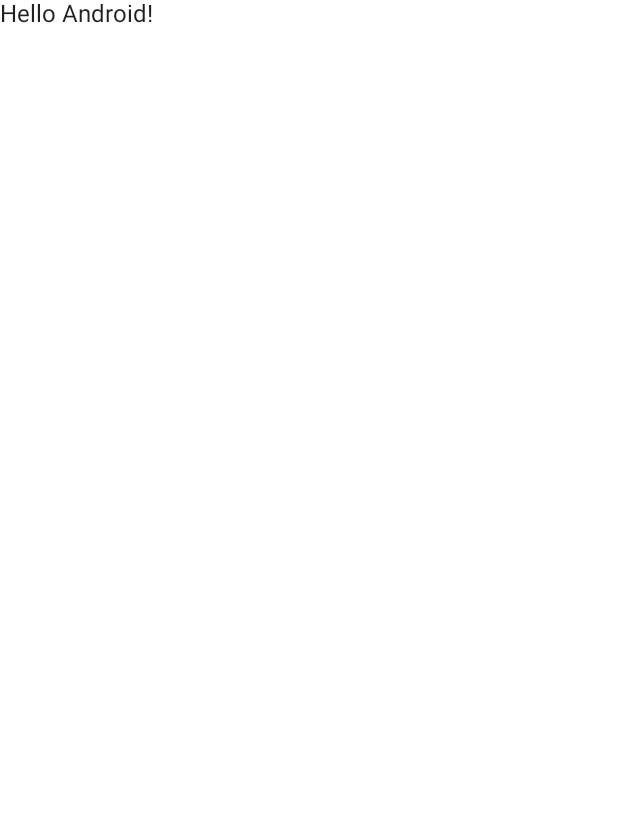
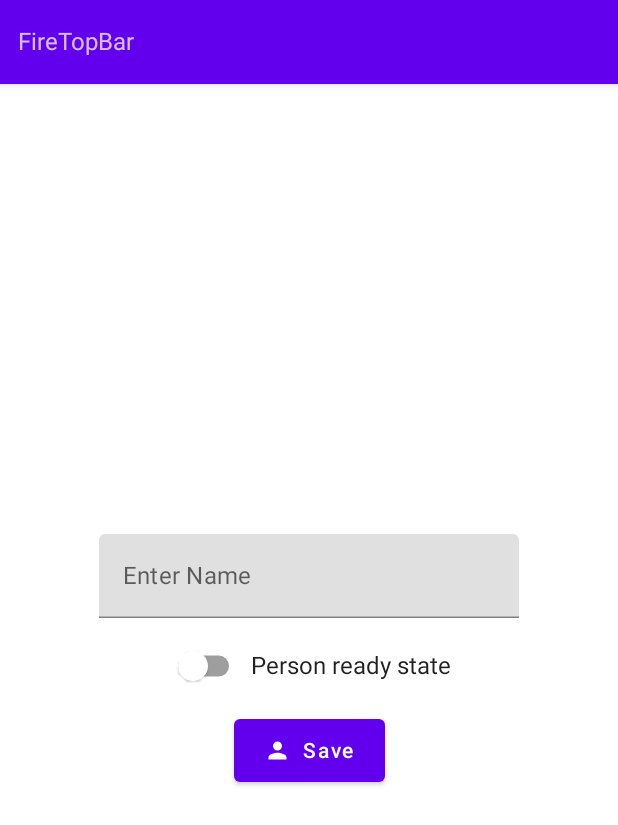
Before and after one commit to aleh-god/firebase-firestore-learn, an Android app built with Jetpack Compose: the screen it shows after launch (MainActivity), on a phone screen of 412 x 824 dp. Before the commit the part shown is almost empty. Shown: the top 825 px of the screen. Run offline under Robolectric (Android 15) with nearby library versions, the phone set to English and light mode, and no system bars; our stand-ins replace Dagger/Hilt's generated code, Firebase (no records; nobody signed in at launch, a user with empty details on screens opened directly).

Commit message:
add: First lesson - Uploading Data .

```diff
--- a/app/src/main/java/by/godevelopment/firebasefirestorelearn/MainActivity.kt
+++ b/app/src/main/java/by/godevelopment/firebasefirestorelearn/MainActivity.kt
@@ -3,43 +3,53 @@ package by.godevelopment.firebasefirestorelearn
 import android.os.Bundle
 import androidx.activity.ComponentActivity
 import androidx.activity.compose.setContent
+import androidx.activity.viewModels
 import androidx.compose.foundation.layout.fillMaxSize
-import androidx.compose.material.MaterialTheme
-import androidx.compose.material.Surface
+import androidx.compose.foundation.layout.padding
+import androidx.compose.material.Scaffold
 import androidx.compose.material.Text
-import androidx.compose.runtime.Composable
+import androidx.compose.material.TopAppBar
+import androidx.compose.material.rememberScaffoldState
 import androidx.compose.ui.Modifier
-import androidx.compose.ui.tooling.preview.Preview
+import androidx.compose.ui.unit.dp
+import by.godevelopment.firebasefirestorelearn.ui.MainViewModel
+import by.godevelopment.firebasefirestorelearn.ui.screens.main.MainScreen
 import by.godevelopment.firebasefirestorelearn.ui.theme.FirebaseFirestoreLearnTheme
 import dagger.hilt.android.AndroidEntryPoint
 
 @AndroidEntryPoint
 class MainActivity : ComponentActivity() {
+
+    private val viewModel: MainViewModel by viewModels()
+
     override fun onCreate(savedInstanceState: Bundle?) {
         super.onCreate(savedInstanceState)
+        setupUI()
+    }
+
+    private fun setupUI() {
         setContent {
             FirebaseFirestoreLearnTheme {
-                // A surface container using the 'background' color from the theme
-                Surface(
+                val scaffoldState = rememberScaffoldState()
+                Scaffold(
                     modifier = Modifier.fillMaxSize(),
-                    color = MaterialTheme.colors.background
-                ) {
-                    Greeting("Android")
+                    scaffoldState = scaffoldState,
+                    topBar = {
+                        TopAppBar {
+                            Text(
+                                modifier = Modifier.padding(start = 8.dp),
+                                text = "FireTopBar"
+                            )
+                        }
+                    }
+                ) { contentPadding ->
+                    MainScreen(
+                        scaffoldState = scaffoldState,
+                        contentPadding = contentPadding,
+                        viewModel = viewModel
+                    )
                 }
             }
         }
     }
 }
-
-@Composable
-fun Greeting(name: String) {
-    Text(text = "Hello $name!")
-}
-
-@Preview(showBackground = true)
-@Composable
-fun DefaultPreview() {
-    FirebaseFirestoreLearnTheme {
-        Greeting("Android")
-    }
-}
--- /dev/null
+++ b/app/src/main/java/by/godevelopment/firebasefirestorelearn/data/sources/FireStoreSource.kt
@@ -0,0 +1,33 @@
+package by.godevelopment.firebasefirestorelearn.data.sources
+
+import by.godevelopment.firebasefirestorelearn.domain.models.FireStoreResult
+import by.godevelopment.firebasefirestorelearn.domain.models.Person
+import com.google.firebase.firestore.ktx.firestore
+import com.google.firebase.ktx.Firebase
+import kotlinx.coroutines.tasks.await
+import javax.inject.Inject
+
+interface FireStoreSourceBehavior {
+
+    suspend fun savePerson(input: Person): FireStoreResult<Unit>
+
+    class BaseImpl @Inject constructor() : FireStoreSourceBehavior {
+
+        private val personCollectionRef = Firebase.firestore.collection(COLLECTION_NAME)
+
+        override suspend fun savePerson(input: Person): FireStoreResult<Unit> {
+            return try {
+                personCollectionRef.add(input).await()
+                FireStoreResult.Success(Unit)
+            } catch (e: Exception) {
+                FireStoreResult.Error(
+                    message = e.message.toString()
+                )
+            }
+        }
+
+        companion object {
+            private val COLLECTION_NAME = "persons"
+        }
+    }
+}
--- /dev/null
+++ b/app/src/main/java/by/godevelopment/firebasefirestorelearn/di/DispatcherModule.kt
@@ -0,0 +1,37 @@
+package by.godevelopment.firebasefirestorelearn.di
+
+import dagger.Module
+import dagger.Provides
+import dagger.hilt.InstallIn
+import dagger.hilt.components.SingletonComponent
+import kotlinx.coroutines.CoroutineDispatcher
+import kotlinx.coroutines.Dispatchers
+import javax.inject.Qualifier
+
+@Module
+@InstallIn(SingletonComponent::class)
+object DispatcherModule {
+    @DefaultDispatcher
+    @Provides
+    fun providesDefaultDispatcher(): CoroutineDispatcher = Dispatchers.Default
+
+    @IoDispatcher
+    @Provides
+    fun providesIoDispatcher(): CoroutineDispatcher = Dispatchers.IO
+
+    @MainDispatcher
+    @Provides
+    fun providesMainDispatcher(): CoroutineDispatcher = Dispatchers.Main
+}
+
+@Retention(AnnotationRetention.BINARY)
+@Qualifier
+annotation class DefaultDispatcher
+
+@Retention(AnnotationRetention.BINARY)
+@Qualifier
+annotation class IoDispatcher
+
+@Retention(AnnotationRetention.BINARY)
+@Qualifier
+annotation class MainDispatcher
--- /dev/null
+++ b/app/src/main/java/by/godevelopment/firebasefirestorelearn/domain/models/Person.kt
@@ -0,0 +1,6 @@
+package by.godevelopment.firebasefirestorelearn.domain.models
+
+data class Person(
+    val name: String,
+    val isReady: Boolean = false
+)
--- /dev/null
+++ b/app/src/main/java/by/godevelopment/firebasefirestorelearn/ui/MainViewModel.kt
@@ -0,0 +1,111 @@
+package by.godevelopment.firebasefirestorelearn.ui
+
+import android.util.Log
+import androidx.compose.runtime.getValue
+import androidx.compose.runtime.mutableStateOf
+import androidx.compose.runtime.setValue
+import androidx.lifecycle.ViewModel
+import androidx.lifecycle.viewModelScope
+import by.godevelopment.firebasefirestorelearn.R
+import by.godevelopment.firebasefirestorelearn.data.sources.FireStoreSourceBehavior
+import by.godevelopment.firebasefirestorelearn.di.IoDispatcher
+import by.godevelopment.firebasefirestorelearn.domain.models.FireStoreResult
+import by.godevelopment.firebasefirestorelearn.domain.models.Person
+import by.godevelopment.firebasefirestorelearn.domain.models.UiText
+import by.godevelopment.firebasefirestorelearn.ui.screens.main.MainUiEvent
+import by.godevelopment.firebasefirestorelearn.ui.screens.main.MainUserEvent
+import dagger.hilt.android.lifecycle.HiltViewModel
+import kotlinx.coroutines.CoroutineDispatcher
+import kotlinx.coroutines.channels.Channel
+import kotlinx.coroutines.flow.Flow
+import kotlinx.coroutines.flow.receiveAsFlow
+import kotlinx.coroutines.launch
+import kotlinx.coroutines.withContext
+import javax.inject.Inject
+
+@HiltViewModel
+class MainViewModel @Inject constructor(
+    private val fireStoreSourceBehavior: FireStoreSourceBehavior,
+    @IoDispatcher private val ioDispatcher: CoroutineDispatcher
+) : ViewModel() {
+
+    var uiState by mutableStateOf(UiState())
+        private set
+
+    private val _mainUiEvent = Channel<MainUiEvent>()
+    val mainUiEvent: Flow<MainUiEvent> = _mainUiEvent.receiveAsFlow()
+
+    fun onEvent(event: MainUserEvent) {
+        when (event) {
+            is MainUserEvent.OnNameChanged -> {
+                uiState = uiState.copy(
+                    name = event.name,
+                    hasError = false
+                )
+            }
+            is MainUserEvent.PersonReadyStateChanged -> {
+                uiState = uiState.copy(isReady = !uiState.isReady)
+            }
+            MainUserEvent.OnSavePersonClick -> {
+                if (nameIsValid()) savePerson()
+                else {
+                    Log.i("TAG#MainViewModel", "else -> $uiState.name")
+                    viewModelScope.launch {
+                        _mainUiEvent.send(
+                            MainUiEvent.ShowSnackbar(
+                                UiText.DynamicString(
+                                    text = "Name is not validated"
+                                )
+                            )
+                        )
+                    }
+                }
+            }
+        }
+    }
+
+    private fun savePerson() {
+        Log.i("TAG#MainViewModel", "savePerson")
+        viewModelScope.launch {
+            withContext(ioDispatcher) {
+                uiState = uiState.copy(isProcessing = true)
+                val result = fireStoreSourceBehavior.savePerson(
+                    Person(
+                        name = uiState.name,
+                        isReady = uiState.isReady
+                    )
+                )
+                uiState = uiState.copy(isProcessing = false)
+                _mainUiEvent.send(
+                    MainUiEvent.ShowSnackbar(
+                        UiText.StringResource(
+                            resId = when (result) {
+                                is FireStoreResult.Error -> {
+                                    Log.i("TAG#MainViewModel", "Error -> ${result.message}")
+                                    R.string.message_error_save_person
+                                }
+                                is FireStoreResult.Success -> {
+                                    Log.i("TAG#MainViewModel", "FireStoreResult.Success")
+                                    R.string.message_success_save_person
+                                }
+                            }
+                        )
+                    )
+                )
+            }
+        }
+    }
+
+    private fun nameIsValid(): Boolean {
+        return (uiState.name.length in 3..10).also {
+            uiState = uiState.copy(hasError = !it)
+        }
+    }
+
+    data class UiState(
+        val name: String = "",
+        val isReady: Boolean = false,
+        val isProcessing: Boolean = false,
+        val hasError: Boolean = false
+    )
+}
--- /dev/null
+++ b/app/src/main/java/by/godevelopment/firebasefirestorelearn/ui/screens/main/MainScreen.kt
@@ -0,0 +1,116 @@
+package by.godevelopment.firebasefirestorelearn.ui.screens.main
+
+import androidx.compose.foundation.layout.*
+import androidx.compose.foundation.text.KeyboardActions
+import androidx.compose.foundation.text.KeyboardOptions
+import androidx.compose.material.*
+import androidx.compose.material.icons.Icons
+import androidx.compose.material.icons.filled.Person
+import androidx.compose.runtime.*
+import androidx.compose.ui.Alignment
+import androidx.compose.ui.ExperimentalComposeUiApi
+import androidx.compose.ui.Modifier
+import androidx.compose.ui.platform.LocalContext
+import androidx.compose.ui.platform.LocalSoftwareKeyboardController
+import androidx.compose.ui.res.stringResource
+import androidx.compose.ui.text.input.ImeAction
+import androidx.compose.ui.unit.dp
+import by.godevelopment.firebasefirestorelearn.R
+import by.godevelopment.firebasefirestorelearn.ui.MainViewModel
+
+@OptIn(ExperimentalComposeUiApi::class)
+@Composable
+fun MainScreen(
+    scaffoldState: ScaffoldState,
+    contentPadding: PaddingValues,
+    viewModel: MainViewModel
+) {
+    val context = LocalContext.current
+    val keyboardController = LocalSoftwareKeyboardController.current
+
+    LaunchedEffect(key1 = true) {
+        viewModel.mainUiEvent.collect { event ->
+            when (event) {
+                is MainUiEvent.ShowSnackbar -> {
+                    scaffoldState.snackbarHostState.showSnackbar(
+                        message = event.message.asString(context)
+                    )
+                }
+                else -> Unit
+            }
+        }
+    }
+
+    Column(
+        modifier = Modifier
+            .fillMaxHeight()
+            .padding(contentPadding)
+            .padding(8.dp),
+        verticalArrangement = Arrangement.Center,
+        horizontalAlignment = Alignment.CenterHorizontally,
+    ) {
+
+        if (viewModel.uiState.isProcessing) LinearProgressIndicator()
+
+        TextField(
+            singleLine = true,
+            maxLines = 10,
+            keyboardOptions = KeyboardOptions(
+                imeAction = ImeAction.Done
+            ),
+            keyboardActions = KeyboardActions(
+                onDone = {keyboardController?.hide()}),
+            value = viewModel.uiState.name,
+            onValueChange = {
+                viewModel.onEvent(MainUserEvent.OnNameChanged(it))
+            },
+            label = {
+                Text(
+                if (viewModel.uiState.hasError) stringResource(R.string.label_1)
+                else stringResource(R.string.label_2)
+            )
+                    },
+            isError = viewModel.uiState.hasError,
+            placeholder = {
+                Text(
+                    text = if (viewModel.uiState.hasError) stringResource(R.string.label_2)
+                    else stringResource(R.string.label_1)
+                )
+            },
+        )
+
+        Row(
+            modifier = Modifier
+                .fillMaxWidth()
+                .padding(8.dp),
+            horizontalArrangement = Arrangement.Center,
+            verticalAlignment = Alignment.CenterVertically
+        ) {
+            Switch(checked = viewModel.uiState.isReady, onCheckedChange = {
+                viewModel.onEvent(MainUserEvent.PersonReadyStateChanged)
+            })
+
+            Spacer(Modifier.width(8.dp))
+
+            Text(text = stringResource(R.string.ui_text_person_ready_state))
+        }
+
+        Button(
+            onClick = { viewModel.onEvent(MainUserEvent.OnSavePersonClick) },
+            contentPadding = PaddingValues(
+                start = 20.dp,
+                top = 12.dp,
+                end = 20.dp,
+                bottom = 12.dp
+            )
+        ) {
+            Icon(
+                Icons.Filled.Person,
+                contentDescription = stringResource(R.string.cd_icon_person),
+                modifier = Modifier.size(ButtonDefaults.IconSize)
+            )
+            Spacer(Modifier.size(ButtonDefaults.IconSpacing))
+            Text(stringResource(R.string.button_text_save))
+        }
+    }
+}
--- a/app/src/main/java/by/godevelopment/firebasefirestorelearn/ui/theme/Color.kt
+++ b/app/src/main/java/by/godevelopment/firebasefirestorelearn/ui/theme/Color.kt
@@ -6,3 +6,10 @@ val Purple200 = Color(0xFFBB86FC)
 val Purple500 = Color(0xFF6200EE)
 val Purple700 = Color(0xFF3700B3)
 val Teal200 = Color(0xFF03DAC5)
+
+val brandCream = Color(0xFF65647C)
+val brandCreamDark = Color(0xFF3a3a50)
+val brandBrown = Color(0xFF8B7E74)
+val brandBrownDark = Color(0xFF5e5249)
+val brandBeige = Color(0xFFC7BCA1)
+val brandSkin = Color(0xFFF1D3B3)
--- a/app/src/main/res/values/strings.xml
+++ b/app/src/main/res/values/strings.xml
@@ -1,3 +1,11 @@
 <resources>
     <string name="app_name">FirebaseFirestoreLearn</string>
+
+    <string name="message_success_save_person">Person saved</string>
+    <string name="message_error_save_person">Error: Person did not save.</string>
+    <string name="cd_icon_person">Person</string>
+    <string name="button_text_save">Save</string>
+    <string name="ui_text_person_ready_state">Person ready state</string>
+    <string name="label_1">Name length must be in 3..10</string>
+    <string name="label_2">Enter Name</string>
 </resources>
--- a/build.gradle
+++ b/build.gradle
@@ -2,7 +2,10 @@ buildscript {
     ext {
         compose_ui_version = '1.3.1'
     }
-}// Top-level build file where you can add configuration options common to all sub-projects/modules.
+    dependencies {
+        classpath 'com.google.gms:google-services:4.3.14'
+    }
+}  // Top-level build file where you can add configuration options common to all sub-projects/modules.
 plugins {
     id 'com.android.application' version '7.3.1' apply false
     id 'com.android.library' version '7.3.1' apply false
```
Also changed, not shown: app/build.gradle (+8 -0 lines), app/src/main/java/by/godevelopment/firebasefirestorelearn/di/BindModule.kt (added, +18 -0 lines), app/src/main/java/by/godevelopment/firebasefirestorelearn/domain/models/FireStoreResult.kt (added, +8 -0 lines), app/src/main/java/by/godevelopment/firebasefirestorelearn/domain/models/UiText.kt (added, +16 -0 lines), app/src/main/java/by/godevelopment/firebasefirestorelearn/ui/screens/main/MainUiEvent.kt (added, +8 -0 lines), app/src/main/java/by/godevelopment/firebasefirestorelearn/ui/screens/main/MainUserEvent.kt (added, +7 -0 lines).
